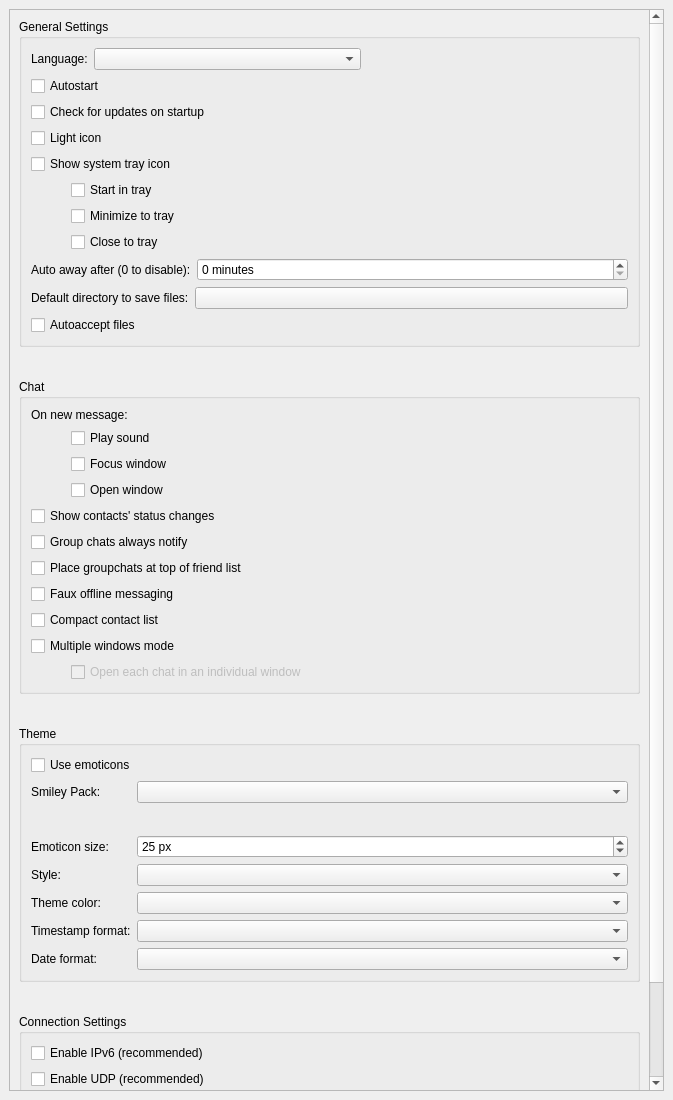
Above: src/widget/form/settings/generalsettings.ui from Zer0C00I/qTox before the change. Below: the same form after it.
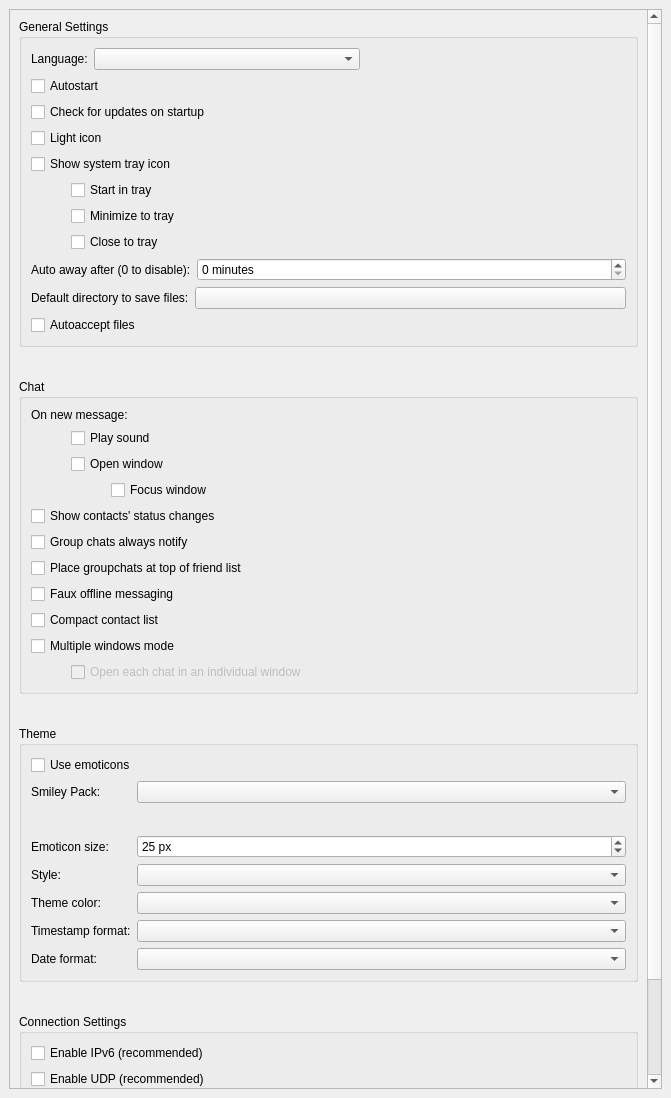
That is the form after the change. Custom widgets are drawn as their Qt base class.

Commit message: Fix indentation for `Focus window` setting

```diff
--- a/src/widget/form/settings/generalsettings.ui
+++ b/src/widget/form/settings/generalsettings.ui
@@ -6,8 +6,8 @@
    <rect>
     <x>0</x>
     <y>0</y>
-    <width>673</width>
-    <height>1100</height>
+    <width>671</width>
+    <height>1098</height>
    </rect>
   </property>
   <property name="windowTitle">
@@ -38,9 +38,9 @@
       <property name="geometry">
        <rect>
         <x>0</x>
-        <y>-180</y>
+        <y>0</y>
         <width>631</width>
-        <height>1358</height>
+        <height>1141</height>
        </rect>
       </property>
       <layout class="QVBoxLayout" name="verticalLayout_4" stretch="0,0,0,1">
@@ -328,16 +328,6 @@
                 </property>
                </widget>
               </item>
-              <item>
-               <widget class="QCheckBox" name="showInFront">
-                <property name="toolTip">
-                 <string comment="toolTip for Focus window setting">Focus qTox when you receive message.</string>
-                </property>
-                <property name="text">
-                 <string>Focus window</string>
-                </property>
-               </widget>
-              </item>
               <item>
                <widget class="QCheckBox" name="showWindow">
                 <property name="toolTip">
@@ -348,6 +338,23 @@
                 </property>
                </widget>
               </item>
+              <item>
+               <layout class="QVBoxLayout" name="verticalLayout_15">
+                <property name="leftMargin">
+                 <number>40</number>
+                </property>
+                <item>
+                 <widget class="QCheckBox" name="showInFront">
+                  <property name="toolTip">
+                   <string comment="toolTip for Focus window setting">Focus qTox when you receive message.</string>
+                  </property>
+                  <property name="text">
+                   <string>Focus window</string>
+                  </property>
+                 </widget>
+                </item>
+               </layout>
+              </item>
              </layout>
             </item>
            </layout>
```
Left out of the diff: 17 changed lines with no effect on the pictures.
